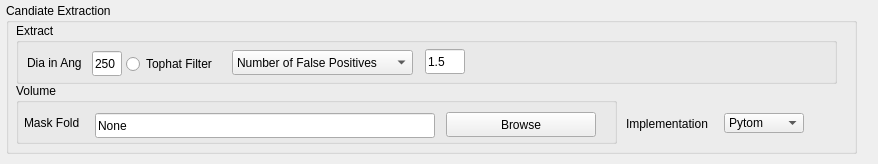
Klumpe-lab/CryoBoost, file src/gui/widgets/candidateExtraction.ui: the form before one commit.
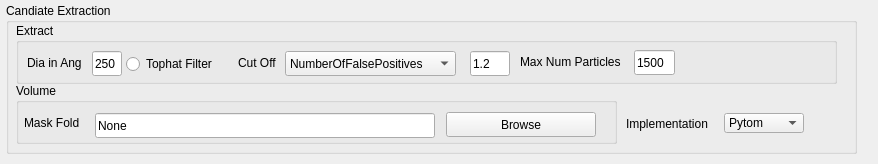
The form after the commit.

Commit message: test and integration extract Candidates

Diff of the .ui file:
```diff
--- a/src/gui/widgets/candidateExtraction.ui
+++ b/src/gui/widgets/candidateExtraction.ui
@@ -67,7 +67,7 @@
       <rect>
        <x>8</x>
        <y>25</y>
-       <width>101</width>
+       <width>61</width>
        <height>30</height>
       </rect>
      </property>
@@ -162,15 +162,15 @@
     <widget class="QComboBox" name="dropDown_gainFlip_5">
      <property name="geometry">
       <rect>
-       <x>216</x>
-       <y>27</y>
-       <width>181</width>
+       <x>269</x>
+       <y>28</y>
+       <width>171</width>
        <height>25</height>
       </rect>
      </property>
      <item>
       <property name="text">
-       <string>Number of False Positives</string>
+       <string>NumberOfFalsePositives</string>
       </property>
      </item>
      <item>
@@ -187,14 +187,53 @@
     <widget class="QLineEdit" name="line_path_movies_10">
      <property name="geometry">
       <rect>
-       <x>409</x>
-       <y>26</y>
+       <x>454</x>
+       <y>28</y>
        <width>40</width>
        <height>25</height>
       </rect>
      </property>
      <property name="text">
-      <string>1.5</string>
+      <string>1.2</string>
+     </property>
+    </widget>
+    <widget class="QLabel" name="label_72">
+     <property name="geometry">
+      <rect>
+       <x>222</x>
+       <y>25</y>
+       <width>50</width>
+       <height>30</height>
+      </rect>
+     </property>
+     <property name="text">
+      <string>Cut Off</string>
+     </property>
+    </widget>
+    <widget class="QLabel" name="label_73">
+     <property name="geometry">
+      <rect>
+       <x>504</x>
+       <y>24</y>
+       <width>111</width>
+       <height>30</height>
+      </rect>
+     </property>
+     <property name="text">
+      <string>Max Num Particles</string>
+     </property>
+    </widget>
+    <widget class="QLineEdit" name="line_path_movies_11">
+     <property name="geometry">
+      <rect>
+       <x>618</x>
+       <y>27</y>
+       <width>41</width>
+       <height>25</height>
+      </rect>
+     </property>
+     <property name="text">
+      <string>1500</string>
      </property>
     </widget>
    </widget>
```
Left out of the diff: 7 changed lines with no effect on the pictures. The commit also changes 10 other files.
